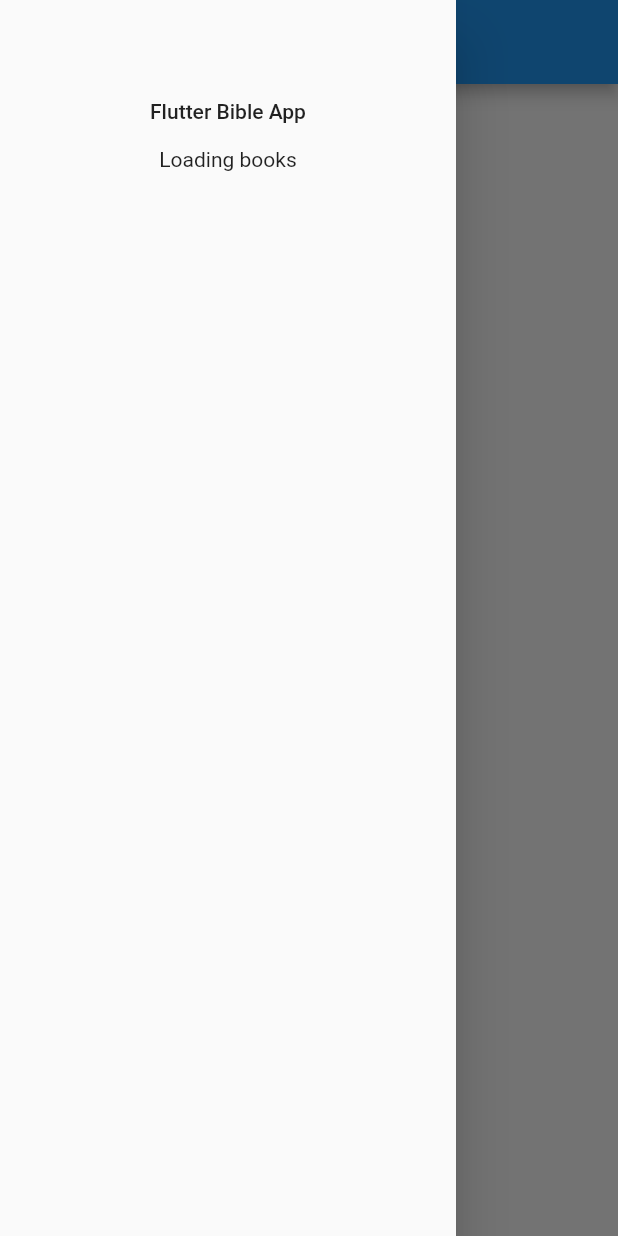
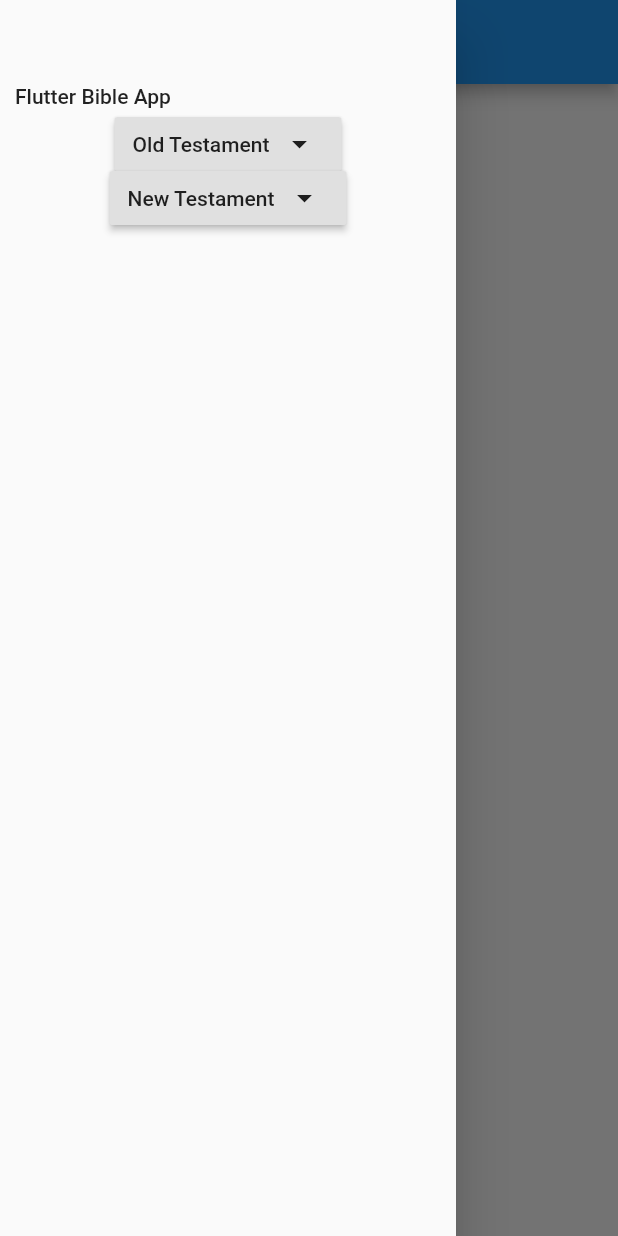
Before and after one commit to mrozbarry/flutter-bible-app, a Flutter app: the screen it shows after launch, with the side drawer open, on a phone screen of 412 x 824 dp. Run offline on Flutter 3.47's test engine with Material 2 defaults, Android fonts, the phone set to English and light mode, and no system bars; our stand-ins replace sqflite; accounts and stored records are empty.

Commit message:
Update Drawer
 - Group Old and New Testament books together
 - Accordion widget
 - Added button widgets

```diff
--- /dev/null
+++ b/lib/components/Accordion.dart
@@ -0,0 +1,59 @@
+import 'package:flutter/material.dart';
+
+import './Buttons.dart';
+
+class Accordion extends StatefulWidget {
+  final Map<String, Widget> accordionMap;
+
+  Accordion({Key key, this.accordionMap}) : super(key: key);
+
+  @override
+  _AccordionState createState() => _AccordionState();
+}
+
+class _AccordionState extends State<Accordion> {
+  String _opened = '';
+
+  void _open(String sectionKey) async {
+    if (!widget.accordionMap.containsKey(sectionKey)) {
+      return;
+    }
+
+    setState(() {
+      _opened = _opened == sectionKey ? '' : sectionKey;
+    });
+  }
+
+  @override
+  Widget build(BuildContext context) {
+    var sections = List.generate(
+      widget.accordionMap.length,
+      (index) => section(
+          widget.accordionMap.keys.elementAt(index),
+      ),
+    );
+
+    return Column(children: sections);
+  }
+
+  Widget section(String sectionKey) {
+    var children = <Widget>[
+      MaterialRaisedTextIconButton(
+        label: Text(sectionKey),
+        icon: Icon(Icons.arrow_drop_down),
+        onPressed: () {
+          _open(sectionKey);
+        },
+        iconSide: IconSide.Right,
+      ),
+    ];
+
+    if (_opened == sectionKey) {
+      children.add(widget.accordionMap[sectionKey]);
+    }
+
+    return Column(
+      children: children,
+    );
+  }
+}
--- /dev/null
+++ b/lib/components/Buttons.dart
@@ -0,0 +1,64 @@
+import 'package:flutter/material.dart';
+
+class MaterialTextButton extends StatelessWidget {
+  final Widget child;
+  final void Function() onPressed;
+  final Alignment alignment;
+
+  MaterialTextButton({
+    this.child,
+    this.onPressed,
+    this.alignment = Alignment.center,
+  });
+
+  @override
+  Widget build(BuildContext context) {
+    return MaterialButton(
+        visualDensity: VisualDensity.compact,
+        materialTapTargetSize: MaterialTapTargetSize.shrinkWrap,
+        child: Align(
+          alignment: Alignment.centerLeft,
+          child: child,
+        ),
+        onPressed: onPressed,
+      );
+  }
+}
+
+enum IconSide {
+  Left,
+  Right,
+}
+
+class MaterialRaisedTextIconButton extends StatelessWidget {
+  final Widget label;
+  final Widget icon;
+  final void Function() onPressed;
+  final IconSide iconSide;
+
+  MaterialRaisedTextIconButton({
+    this.label,
+    this.icon,
+    this.onPressed,
+    this.iconSide = IconSide.Left,
+  });
+
+  @override
+  Widget build(BuildContext context) {
+    var left = this.iconSide == IconSide.Left
+        ? icon
+        : label;
+
+    var right = this.iconSide == IconSide.Left
+        ? label
+        : icon;
+
+    return RaisedButton.icon(
+        // visualDensity: VisualDensity.compact,
+        materialTapTargetSize: MaterialTapTargetSize.shrinkWrap,
+        label: right,
+        icon: left,
+        onPressed: onPressed,
+      );
+  }
+}
--- a/lib/components/Drawer.dart
+++ b/lib/components/Drawer.dart
@@ -1,16 +1,20 @@
 import 'package:flutter/material.dart';
 
 import '../services/Bible.dart';
+
 import '../routes/MainRoute.dart';
 import '../routes/BibleRoute.dart';
+
+import './Buttons.dart';
+import './Accordion.dart';
 
 Drawer _layout(List<Widget> children) {
   return Drawer(
     child: Center(
       child: Padding(
         padding: EdgeInsets.fromLTRB(2.0, 50.0, 2.0, 2.0),
-        child: Column(
-            children: children,
+        child: ListView(
+          children: children,
         ),
       ),
     ),
@@ -19,7 +23,7 @@ Drawer _layout(List<Widget> children) {
 
 Drawer buildDrawer(BuildContext context, Bible bible) {
   return _layout(<Widget>[
-      FlatButton(
+      MaterialTextButton(
         child: Text('Flutter Bible App'),
         onPressed: () {
           Navigator.popAndPushNamed(
@@ -28,11 +32,12 @@ Drawer buildDrawer(BuildContext context, Bible bible) {
           );
         },
       ),
-      Expanded(
-        flex: 1,
-        child: BookList(
-          bible: bible,
-        ),
+
+      Accordion(
+        accordionMap: {
+          'Old Testament': BookList(bible: bible, testament: Testament.OldTestament),
+          'New Testament': BookList(bible: bible, testament: Testament.NewTestament),
+        },
       ),
     ],
   );
@@ -43,9 +48,10 @@ Drawer buildBibleDrawer(BuildContext context, Bible bible) {
 }
 
 class BookList extends StatefulWidget {
-  BookList({Key key, this.bible}) : super(key: key);
+  BookList({Key key, this.bible, this.testament}) : super(key: key);
 
   final Bible bible;
+  final Testament testament;
 
   @override
   _BookListState createState() => _BookListState();
@@ -66,6 +72,11 @@ class _BookListState extends State<BookList> {
     });
 
     var books = await widget.bible.books();
+    books.retainWhere((book) {
+      return widget.testament == Testament.OldTestament
+        ? book.isOldTestament()
+        : book.isNewTestament();
+    });
 
     setState(() {
       _books = books;
@@ -80,8 +91,19 @@ class _BookListState extends State<BookList> {
 
     var children = List.generate(
       _books.length,
-      (index) => FlatButton(
-        child: Text(_books[index].name),
+      (index) => MaterialTextButton(
+        child: Align(
+          alignment: Alignment.centerLeft,
+          child: Text(
+            _books[index].name.trim(),
+            textAlign: TextAlign.start,
+            softWrap: false,
+            overflow: TextOverflow.ellipsis,
+            style: TextStyle(
+              fontSize: 12,
+            ),
+          ),
+        ),
         onPressed: () {
           Navigator.popAndPushNamed(
             context,
@@ -95,7 +117,7 @@ class _BookListState extends State<BookList> {
       ),
     );
 
-    return ListView(
+    return ListBody(
       children: children,
     );
   }
--- a/lib/layouts/MainLayout.dart
+++ b/lib/layouts/MainLayout.dart
@@ -25,9 +25,6 @@ class MainLayout extends StatelessWidget {
           children: [
             Expanded(
               flex: 1,
-              //child: Container(
-                  //child: Text('Body here...'),
-              //),
               child: Padding(
                 padding: EdgeInsets.all(16.0),
                 child: Text('My bible app'),
--- a/lib/main.dart
+++ b/lib/main.dart
@@ -6,17 +6,17 @@ import './routes/BibleRoute.dart';
 import './services/Bible.dart';
 
 void main() {
-  runApp(NASBibleApp());
+  runApp(FlutterBibleApp());
 }
 
-class NASBibleApp extends StatelessWidget {
+class FlutterBibleApp extends StatelessWidget {
   final Bible bible = Bible();
 
   // This widget is the root of your application.
   @override
   Widget build(BuildContext context) {
     return MaterialApp(
-      title: 'NASBible',
+      title: 'Flutter Bible App',
       theme: ThemeData(
         primarySwatch: Colors.blue,
         visualDensity: VisualDensity.adaptivePlatformDensity,
--- a/lib/services/Bible.dart
+++ b/lib/services/Bible.dart
@@ -5,6 +5,11 @@ import 'package:sqflite/sqlite_api.dart';
 import 'dart:typed_data';
 import 'package:flutter/services.dart';
 import 'package:path/path.dart';
+
+enum Testament {
+  OldTestament,
+  NewTestament,
+}
 
 class Verse {
   final Bible bible;
@@ -126,6 +131,20 @@ class Book {
       (index) => Verse.fromResult(bible, data[index]),
     );
   }
+
+  bool isOldTestament() {
+    return bookNumber <= 460;
+  }
+
+  bool isNewTestament() {
+    return bookNumber >= 470;
+  }
+
+  Testament testament() {
+    return isOldTestament()
+      ? Testament.OldTestament
+      : Testament.NewTestament;
+  }
 }
 
 class Bible {
```
Also changed, not shown: 1 other file.
